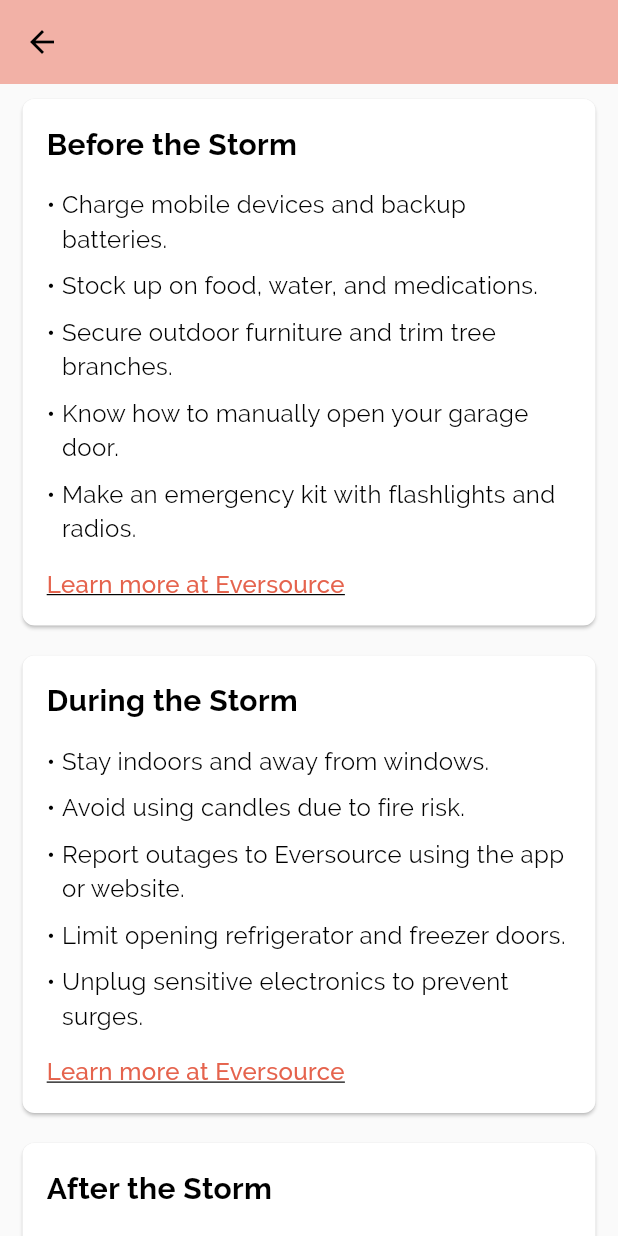
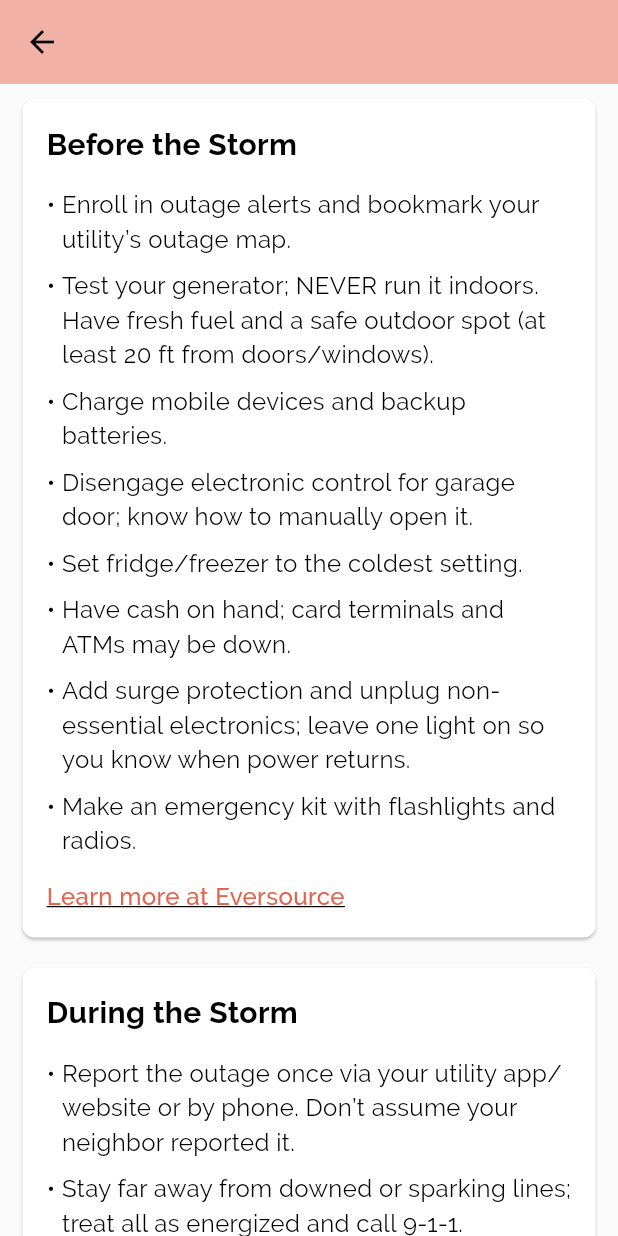
Before and after one commit to littlered964/safer-app, a Flutter app: the PowerOutage screen opened by its route, on a phone screen of 412 x 824 dp. Run offline on Flutter 3.47's test engine with Material 3 defaults, Android fonts, the phone set to English and light mode, and no system bars; our stand-ins replace bloc, device_info_plus, flutter_bloc, flutter_spinbox, flutter_swiper_null_safety, shared_preferences and 1 more; accounts and stored records are empty.

Commit message:
Update Power Outage page content and rearrange home icons

```diff
--- a/assets/data/home.json
+++ b/assets/data/home.json
@@ -22,6 +22,20 @@
         "icon": "shopping_basket",
         "color": "#ff8a65",
         "type": "shop"
+      },
+      {
+        "id": 9,
+        "title": "Power Outage",
+        "icon": "flashlight_on_outlined",
+        "color": "#ff9800",
+        "type": "more"
+      },
+      {
+        "id": 7,
+        "title": "Evacuation",
+        "icon": "directions_car",
+        "color": "#fdc60a",
+        "type": "automotive"
       },
       {
         "id": 2,
@@ -59,25 +73,11 @@
         "type": "restaurant"
       },
       {
-        "id": 7,
-        "title": "Evacuation",
-        "icon": "directions_car",
-        "color": "#fdc60a",
-        "type": "automotive"
-      },
-      {
         "id": 8,
         "title": "Stay in Touch",
         "icon": "hotel",
         "color": "#ff8a65",
         "type": "hotel"
-      },
-      {
-        "id": 9,
-        "title": "Power Outage",
-        "icon": "flashlight_on_outlined",
-        "color": "#ff9800",
-        "type": "more"
       }
     ]
   },
--- a/lib/screens/safer_main_menu/power_outage.dart
+++ b/lib/screens/safer_main_menu/power_outage.dart
@@ -119,27 +119,32 @@ class PowerOutage extends StatelessWidget {
   @override
   Widget build(BuildContext context) {
     final beforeStormTips = [
+      "Enroll in outage alerts and bookmark your utility’s outage map.",
+      "Test your generator; NEVER run it indoors. Have fresh fuel and a safe outdoor spot (at least 20 ft from doors/windows).",
       "Charge mobile devices and backup batteries.",
-      "Stock up on food, water, and medications.",
-      "Secure outdoor furniture and trim tree branches.",
-      "Know how to manually open your garage door.",
+      "Disengage electronic control for garage door; know how to manually open it.",
+      "Set fridge/freezer to the coldest setting.",
+      "Have cash on hand; card terminals and ATMs may be down.",
+      "Add surge protection and unplug non-essential electronics; leave one light on so you know when power returns.",
       "Make an emergency kit with flashlights and radios."
     ];
 
     final duringStormTips = [
-      "Stay indoors and away from windows.",
-      "Avoid using candles due to fire risk.",
-      "Report outages to Eversource using the app or website.",
-      "Limit opening refrigerator and freezer doors.",
-      "Unplug sensitive electronics to prevent surges."
+      "Report the outage once via your utility app/website or by phone. Don’t assume your neighbor reported it.",
+      "Stay far away from downed or sparking lines; treat all as energized and call 9-1-1.",
+      "Use flashlights or battery lanterns—avoid candles to reduce fire risk.",
+      "Run generators OUTSIDE only, 20+ ft from openings, with exhaust pointed away. Use a transfer switch—never back-feed a home via an outlet.",
+      "Conserve phone battery (low-power mode, limit streaming) and keep one device off for backup.",
+      "Keep fridge/freezer closed: a fridge stays cold ~4 hours; a full freezer ~48 hours if unopened.",
     ];
 
     final afterStormTips = [
-      "Check on neighbors, especially elderly or vulnerable.",
-      "Stay away from downed power lines.",
-      "Restock emergency supplies.",
-      "Safely discard perishable food that may have spoiled.",
-      "Review and improve your outage preparedness plan."
+      "Assume lines are live and report downed wires. Keep kids and pets away.",
+      "Check for electrical damage or the smell of smoke. If breakers trip repeatedly, call a licensed electrician.",
+      "Toss perishable food that was above 40°F (4°C) for over 2 hours, or if it smells/looks off.",
+      "Reset outlets and clocks; carefully power electronics back on with surge protection.",
+      "Document any damage (photos/video) before cleanup for insurance claims.",
+      "Replenish emergency supplies and fuel; review what worked and update your plan.",
     ];
 
     return Scaffold(
```
